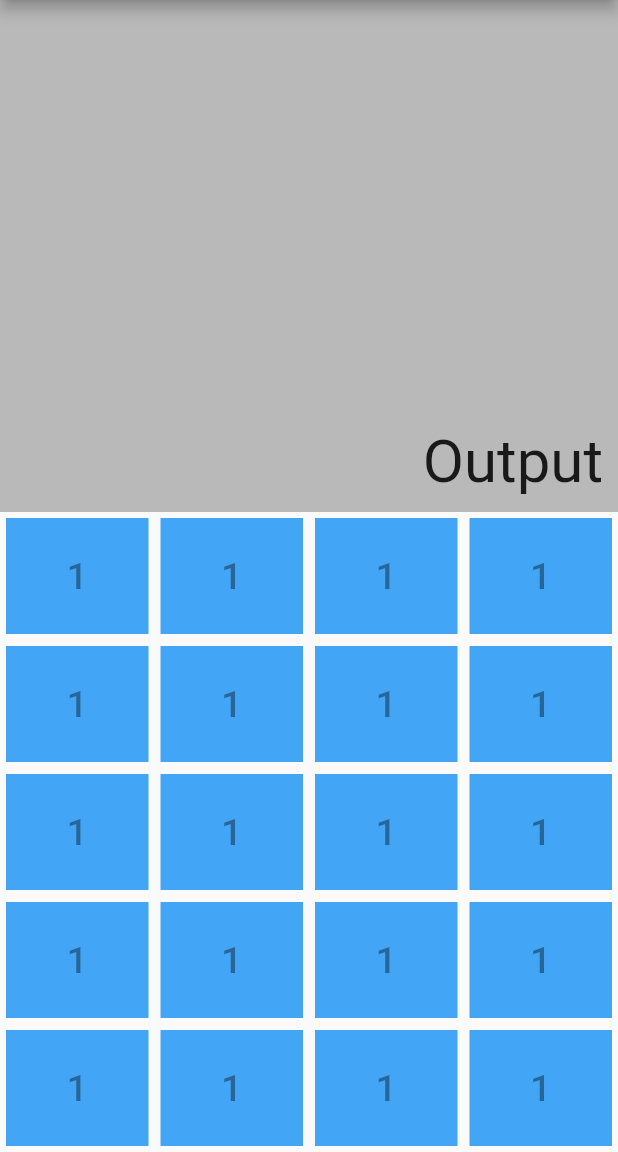
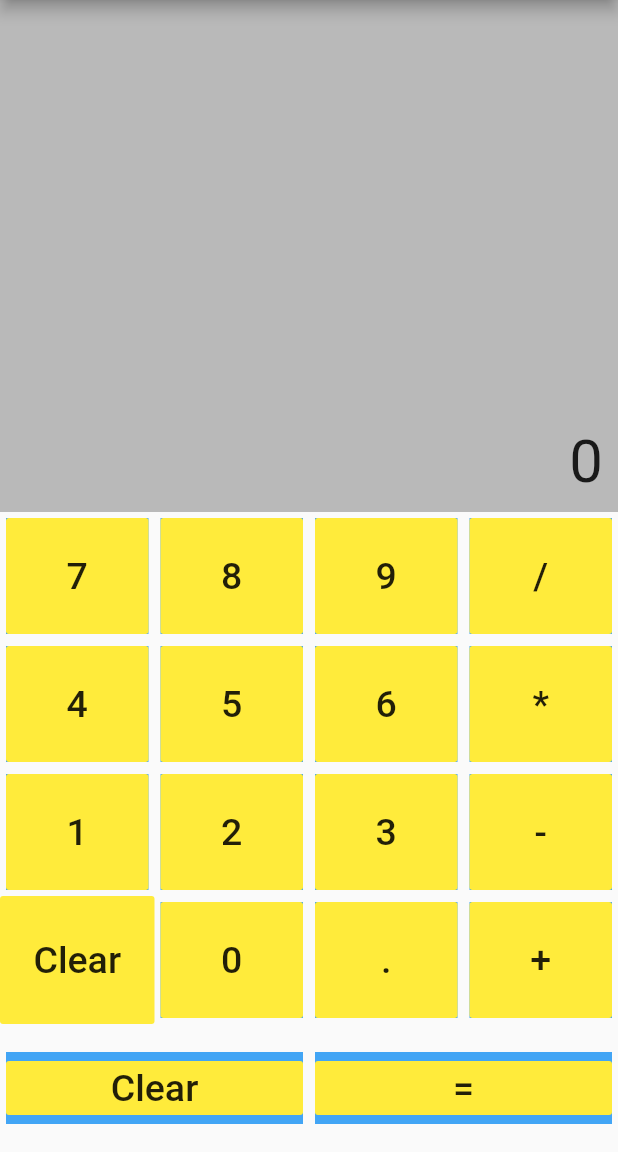
Before and after one commit to Flutter-Kapil/Simple-Calculator, a Flutter app: the screen it shows after launch, on a phone screen of 412 x 824 dp, the part 84-1236 px from its top. Run offline on Flutter 3.47's test engine with Material 2 defaults, Android fonts, the phone set to English and light mode, and no system bars; our stand-ins replace petitparser.

Commit message:
Almost done

```diff
--- a/lib/main.dart
+++ b/lib/main.dart
@@ -1,9 +1,15 @@
 import 'package:flutter/cupertino.dart';
 import 'package:flutter/material.dart';
+import 'package:petitparser/petitparser.dart';
 
-void main() => runApp(MaterialApp(
-      home: CalculatorApp(),
-    ));
+void main() => runApp(
+      MaterialApp(
+        home: CalculatorApp(),
+      ),
+    );
+var initialDisplay = "0";
+var initialOutput = "";
+var finalDisplay = "";
 Widget _calBtn(String btnName) {
   return Expanded(
     child: Container(
@@ -17,6 +23,9 @@ Widget _calBtn(String btnName) {
           style: TextStyle(fontSize: 25),
         ),
         color: Colors.yellow,
+        onPressed: () {
+          finalDisplay = finalDisplay + btnName;
+        },
       ),
     ),
   );
@@ -45,7 +54,7 @@ class _CalculatorAppState extends State<CalculatorApp> {
                 padding: EdgeInsets.all(10.0),
                 color: Colors.black26,
                 child: Text(
-                  "Output",
+                  "$initialDisplay",
                   style: TextStyle(fontSize: 40),
                 ),
                 alignment: Alignment.bottomRight,
@@ -56,10 +65,22 @@ class _CalculatorAppState extends State<CalculatorApp> {
               child: Row(
                 crossAxisAlignment: CrossAxisAlignment.stretch,
                 children: <Widget>[
-                  _calBtn('1'),
-                  _calBtn('1'),
-                  _calBtn('1'),
-                  _calBtn('1'),
+                  _calBtn('7'),
+                  _calBtn('8'),
+                  _calBtn('9'),
+                  _calBtn('/'),
+                ],
+              ),
+            ),
+            Expanded(
+              flex: 1,
+              child: Row(
+                crossAxisAlignment: CrossAxisAlignment.stretch,
+                children: <Widget>[
+                  _calBtn('4'),
+                  _calBtn('5'),
+                  _calBtn('6'),
+                  _calBtn('*'),
                 ],
               ),
             ),
@@ -69,9 +90,9 @@ class _CalculatorAppState extends State<CalculatorApp> {
                 crossAxisAlignment: CrossAxisAlignment.stretch,
                 children: <Widget>[
                   _calBtn('1'),
-                  _calBtn('1'),
-                  _calBtn('1'),
-                  _calBtn('1'),
+                  _calBtn('2'),
+                  _calBtn('3'),
+                  _calBtn('-'),
                 ],
               ),
             ),
@@ -80,34 +101,75 @@ class _CalculatorAppState extends State<CalculatorApp> {
               child: Row(
                 crossAxisAlignment: CrossAxisAlignment.stretch,
                 children: <Widget>[
-                  _calBtn('1'),
-                  _calBtn('1'),
-                  _calBtn('1'),
-                  _calBtn('1'),
+                  Expanded(
+                    child: FlatButton(
+                      padding: EdgeInsets.all(2.0),
+                      splashColor: Colors.blueGrey,
+                      child: Text(
+                        'Clear',
+                        style: TextStyle(fontSize: 25),
+                      ),
+                      color: Colors.yellow,
+                      onPressed: () {
+                        setState(() {
+                          initialDisplay = "0";
+                          finalDisplay = "";
+                        });
+                      },
+                    ),
+                  ),
+                  _calBtn('0'),
+                  _calBtn('.'),
+                  _calBtn('+'),
                 ],
               ),
             ),
             Expanded(
               flex: 1,
               child: Row(
-                crossAxisAlignment: CrossAxisAlignment.stretch,
                 children: <Widget>[
-                  _calBtn('1'),
-                  _calBtn('1'),
-                  _calBtn('1'),
-                  _calBtn('1'),
-                ],
-              ),
-            ),
-            Expanded(
-              flex: 1,
-              child: Row(
-                crossAxisAlignment: CrossAxisAlignment.stretch,
-                children: <Widget>[
-                  _calBtn('1'),
-                  _calBtn('1'),
-                  _calBtn('1'),
-                  _calBtn('1'),
+                  Expanded(
+                    child: Container(
+                      margin: EdgeInsets.all(4.0),
+                      color: Colors.blue.shade400,
+                      child: FlatButton(
+                        padding: EdgeInsets.all(2.0),
+                        splashColor: Colors.blueGrey,
+                        child: Text(
+                          'Clear',
+                          style: TextStyle(fontSize: 25),
+                        ),
+                        color: Colors.yellow,
+                        onPressed: () {
+                          setState(() {
+                            initialDisplay = "0";
+                            finalDisplay = "";
+                          });
+                        },
+                      ),
+                    ),
+                  ),
+                  Expanded(
+                    child: Container(
+                      margin: EdgeInsets.all(4.0),
+                      color: Colors.blue.shade400,
+                      child: FlatButton(
+                        padding: EdgeInsets.all(2.0),
+                        splashColor: Colors.blueGrey,
+                        child: Text(
+                          '=',
+                          style: TextStyle(fontSize: 25),
+                        ),
+                        color: Colors.yellow,
+                        onPressed: () {
+                          setState(() {
+                            initialDisplay = finalDisplay;
+                          });
+                          initialDisplay = finalDisplay;
+                        },
+                      ),
+                    ),
+                  ),
                 ],
               ),
             ),
@@ -117,3 +179,39 @@ class _CalculatorAppState extends State<CalculatorApp> {
     );
   }
 }
+
+caLogic() {
+  final builderC = ExpressionBuilder();
+
+  builderC.group()
+    ..primitive(digit()
+        .plus()
+        .seq(char('.').seq(digit().plus()).optional())
+        .flatten()
+        .trim()
+        .map((a) => num.tryParse(a)))
+    ..wrapper(char('(').trim(), char(')').trim(), (l, a, r) => a);
+
+  // negation is a prefix operator
+  builderC.group()..prefix(char('-').trim(), (op, a) => -a);
+
+// power is right-associative
+  var math;
+  builderC.group()..right(char('^').trim(), (a, op, b) => math.pow(a, b));
+
+// multiplication and addition are left-associative
+  builderC.group()
+    ..left(char('*').trim(), (a, op, b) => a * b)
+    ..left(char('/').trim(), (a, op, b) => a / b);
+  builderC.group()
+    ..left(char('+').trim(), (a, op, b) => a + b)
+    ..left(char('-').trim(), (a, op, b) => a - b);
+
+  final parser = builderC.build().end();
+//  String fromButtons =
+//      ""; // add all the strings as soon as user taps on = and pass it
+  //to below function for solution
+  var finalOutput = parser.parse('$finalDisplay');
+  print(finalOutput);
+  // above example from https://github.com/petitparser/dart-petitparser#writing-a-more-complicated-grammar
+}
--- a/pubspec.yaml
+++ b/pubspec.yaml
@@ -17,6 +17,7 @@ environment:
   sdk: ">=2.1.0 <3.0.0"
 
 dependencies:
+  petitparser: ^2.4.0
   flutter:
     sdk: flutter
 
```
Also changed, not shown: lib/calcLogic.dart (added, +37 -0 lines), pubspec.lock.
